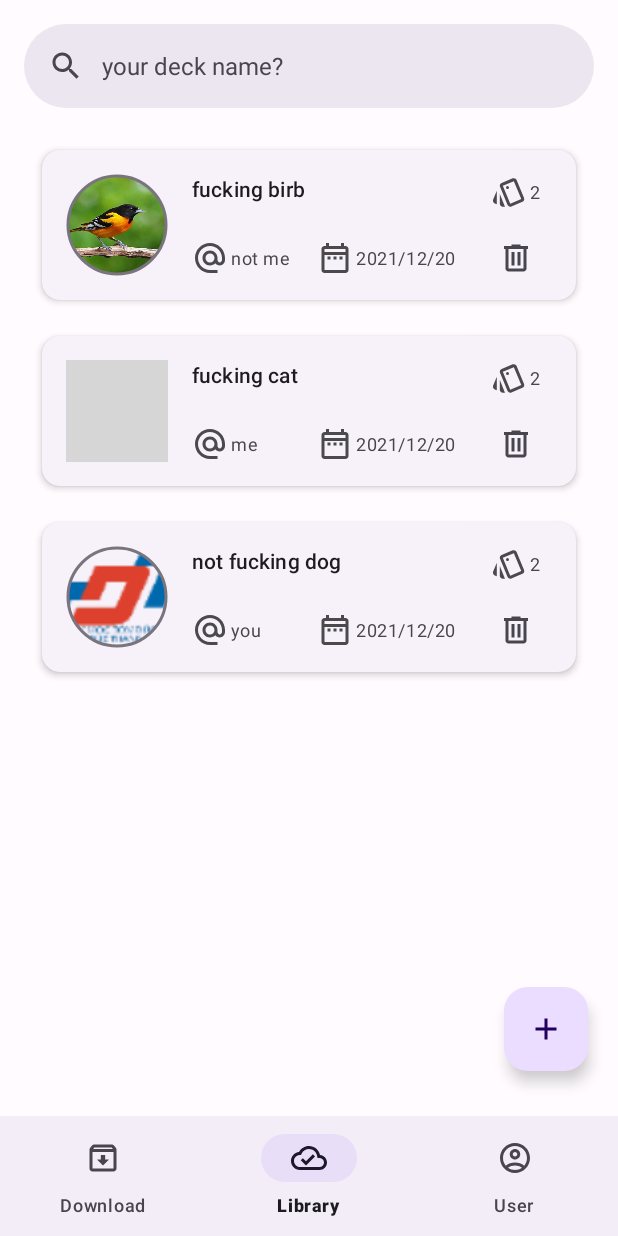
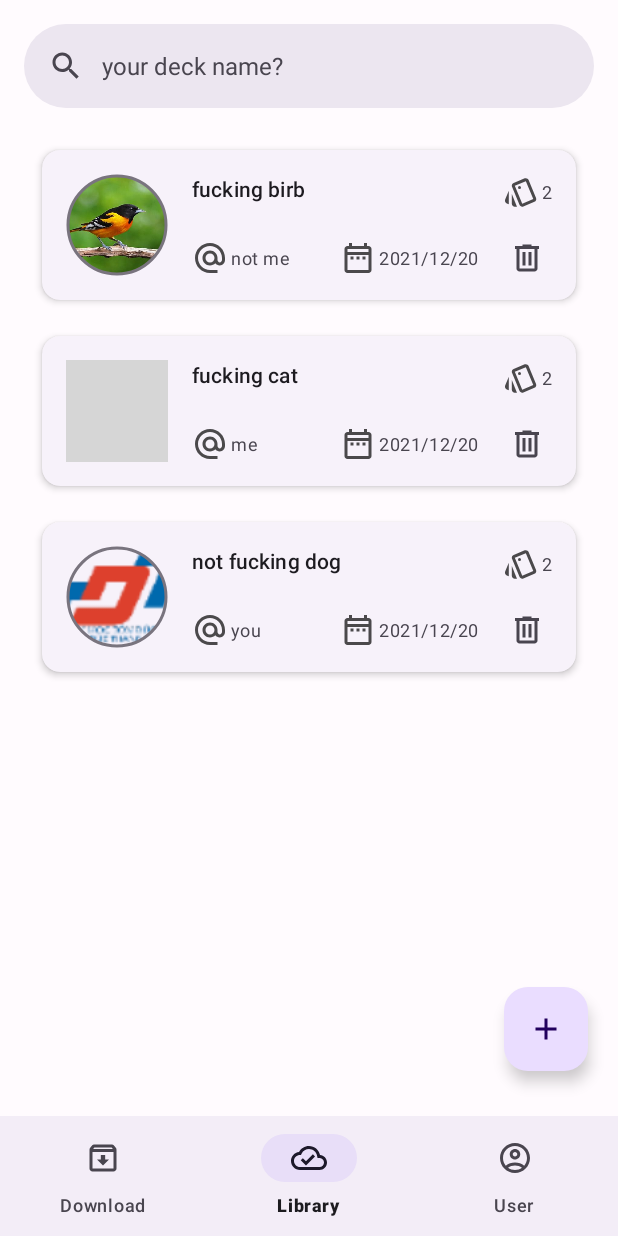
Before and after one commit to harouzie/android-final, an Android app: the screen it shows after launch (MainActivity), on a phone screen of 412 x 824 dp. Run offline under Robolectric (Android 15) with nearby library versions, the phone set to English and light mode, and no system bars; grey boxes are pictures that could not be loaded.

Commit message:
Hotfix v2

```diff
--- a/app/src/main/res/layout/rcv_deck.xml
+++ b/app/src/main/res/layout/rcv_deck.xml
@@ -87,7 +87,7 @@
 
         <RelativeLayout
             android:id="@+id/info2"
-            android:layout_width="48dp"
+            android:layout_width="wrap_content"
             android:layout_height="match_parent"
             android:layout_alignParentEnd="true">
 
```
